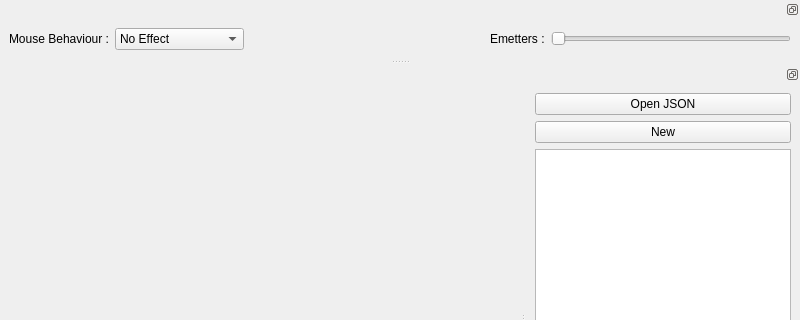
Qt form src/mainwindow.ui (vstebe/particles) before a commit; both pictures show x 0 to 800 and y 0 to 320 of the 800 by 600 pixel window.
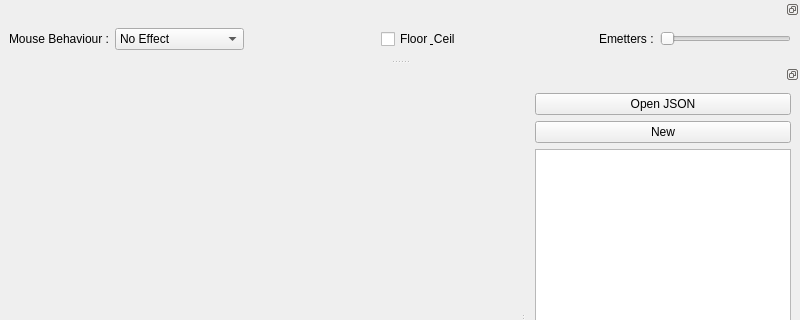
The same form after that commit.

Diff of the .ui file:
```diff
--- a/src/mainwindow.ui
+++ b/src/mainwindow.ui
@@ -120,6 +120,29 @@
        </item>
       </widget>
      </item>
+     <item>
+      <spacer name="horizontalSpacer_2">
+       <property name="orientation">
+        <enum>Qt::Horizontal</enum>
+       </property>
+       <property name="sizeHint" stdset="0">
+        <size>
+         <width>40</width>
+         <height>20</height>
+        </size>
+       </property>
+      </spacer>
+     </item>
+     <item>
+      <widget class="QCheckBox" name="checkFloorCeil">
+       <property name="text">
+        <string>Floor &amp; Ceil</string>
+       </property>
+       <property name="checked">
+        <bool>false</bool>
+       </property>
+      </widget>
+     </item>
      <item>
       <spacer name="horizontalSpacer">
        <property name="orientation">
```
Left out of the diff: 2 changed lines with no effect on the pictures.
